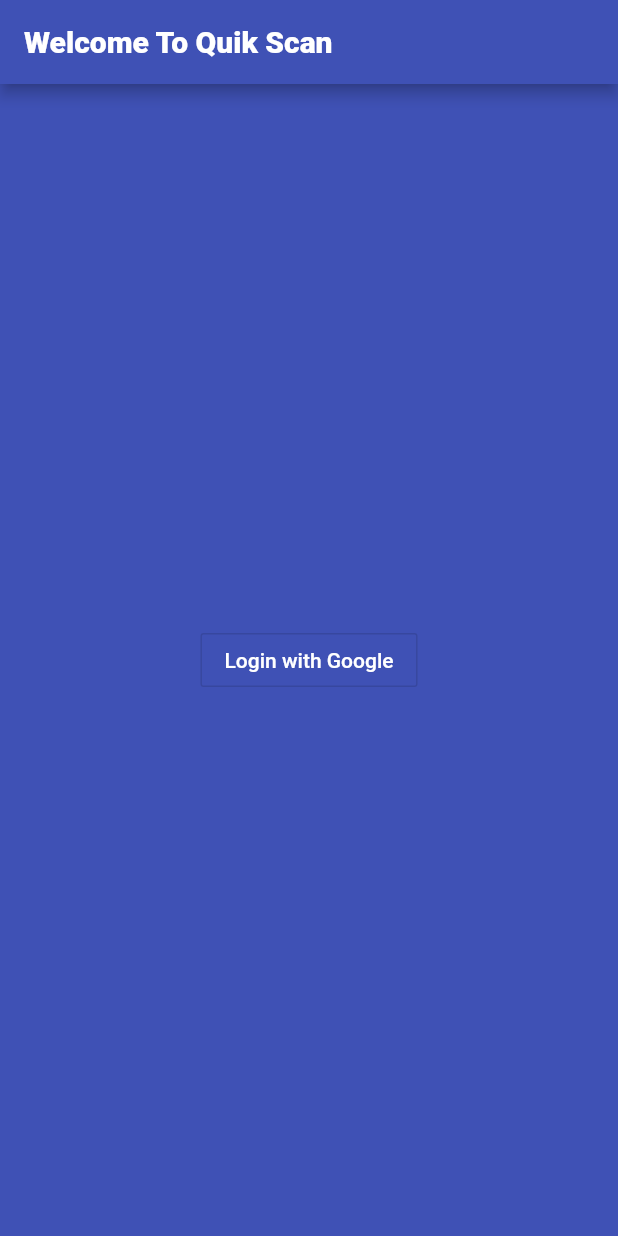
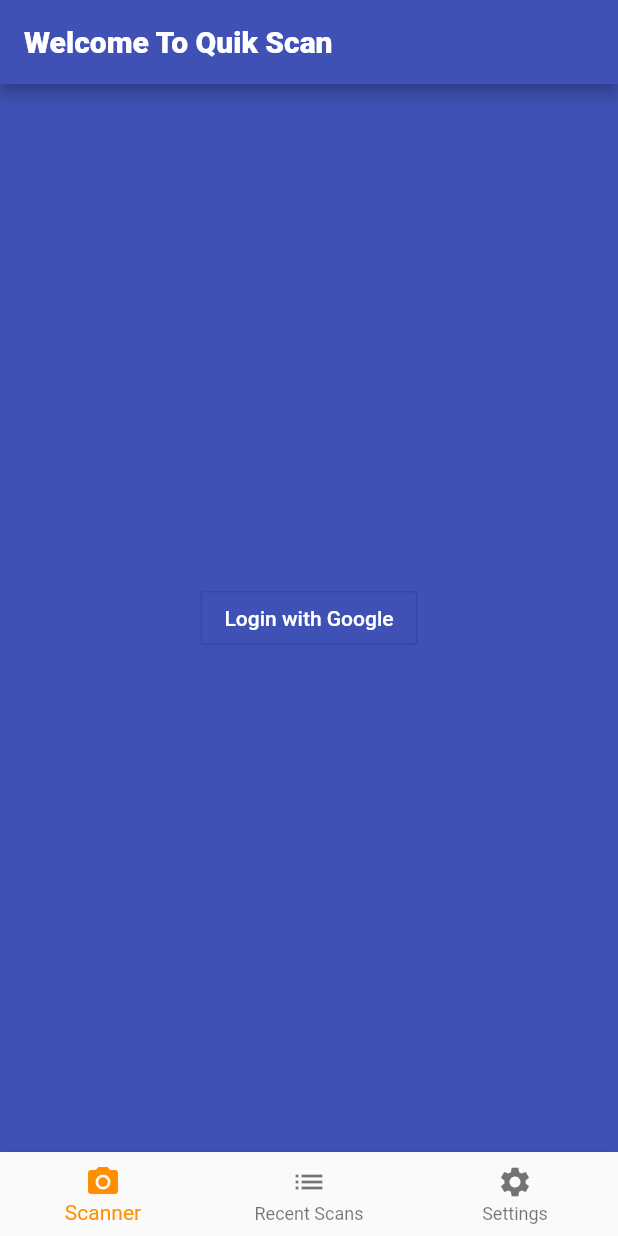
Before and after one commit to sumeet98/Quik-Scan, a Flutter app: the screen it shows after launch, on a phone screen of 412 x 824 dp. Run offline on Flutter 3.47's test engine with Material 2 defaults, Android fonts, the phone set to English and light mode, and no system bars; our stand-ins replace google_sign_in.

```diff
--- a/lib/login.dart
+++ b/lib/login.dart
@@ -11,26 +11,49 @@ class Login extends StatefulWidget {
 }
 
 class _LoginState extends State<Login> {
-
   bool _isLoggedIn = false;
 
   GoogleSignIn _googleSignIn = GoogleSignIn(scopes: ['email']);
 
-  _login() async{
-    try{
+  _login() async {
+    try {
       await _googleSignIn.signIn();
       setState(() {
         _isLoggedIn = true;
       });
-    } catch (err){
+    } catch (err) {
       print(err);
     }
   }
 
-  _logout(){
+  _logout() {
     _googleSignIn.signOut();
     setState(() {
       _isLoggedIn = false;
+    });
+  }
+
+  int _selectedIndex = 0;
+  static const TextStyle optionStyle =
+      TextStyle(fontSize: 30, fontWeight: FontWeight.bold);
+  static const List<Widget> _widgetOptions = <Widget>[
+    Text(
+      'Index 0: Scanner',
+      style: optionStyle,
+    ),
+    Text(
+      'Index 1: Recent Scans',
+      style: optionStyle,
+    ),
+    Text(
+      'Index 2: Settings',
+      style: optionStyle,
+    ),
+  ];
+
+  void _onItemTapped(int index) {
+    setState(() {
+      _selectedIndex = index;
     });
   }
 
@@ -38,7 +61,8 @@ class _LoginState extends State<Login> {
   Widget build(BuildContext context) {
     return Scaffold(
       appBar: AppBar(
-        title: Text("Welcome To Quik Scan",
+        title: Text(
+          "Welcome To Quik Scan",
           style: TextStyle(
             fontWeight: FontWeight.w800,
             color: Colors.white,
@@ -51,22 +75,50 @@ class _LoginState extends State<Login> {
             ? Column(
                 mainAxisAlignment: MainAxisAlignment.center,
                 children: <Widget>[
-                      Image.network(_googleSignIn.currentUser.photoUrl, height: 50.0, width: 50.0,),
+                  Image.network(
+                    _googleSignIn.currentUser.photoUrl,
+                    height: 50.0,
+                    width: 50.0,
+                  ),
                   Text(_googleSignIn.currentUser.displayName),
-                      OutlineButton( child: Text("Logout"), onPressed: (){
+                  OutlineButton(
+                    child: Text("Logout"),
+                    onPressed: () {
                       _logout();
-                      },)
+                    },
+                  )
                 ],
               )
             : Center(
                 child: OutlineButton(
-                      child: Text("Login with Google",),
+                  child: Text(
+                    "Login with Google",
+                  ),
                   textColor: Colors.white,
                   onPressed: () {
                     _login();
                   },
                 ),
-                  )
+              ),
+      ),
+      bottomNavigationBar: BottomNavigationBar(
+        items: const <BottomNavigationBarItem>[
+          BottomNavigationBarItem(
+            icon: Icon(Icons.camera_alt),
+            title: Text('Scanner'),
+          ),
+          BottomNavigationBarItem(
+            icon: Icon(Icons.list),
+            title: Text('Recent Scans'),
+          ),
+          BottomNavigationBarItem(
+            icon: Icon(Icons.settings),
+            title: Text('Settings'),
+          ),
+        ],
+        currentIndex: _selectedIndex,
+        selectedItemColor: Colors.amber[800],
+        onTap: _onItemTapped,
       ),
     );
   }
```
Lines whose indentation alone changed are shown as unchanged.
